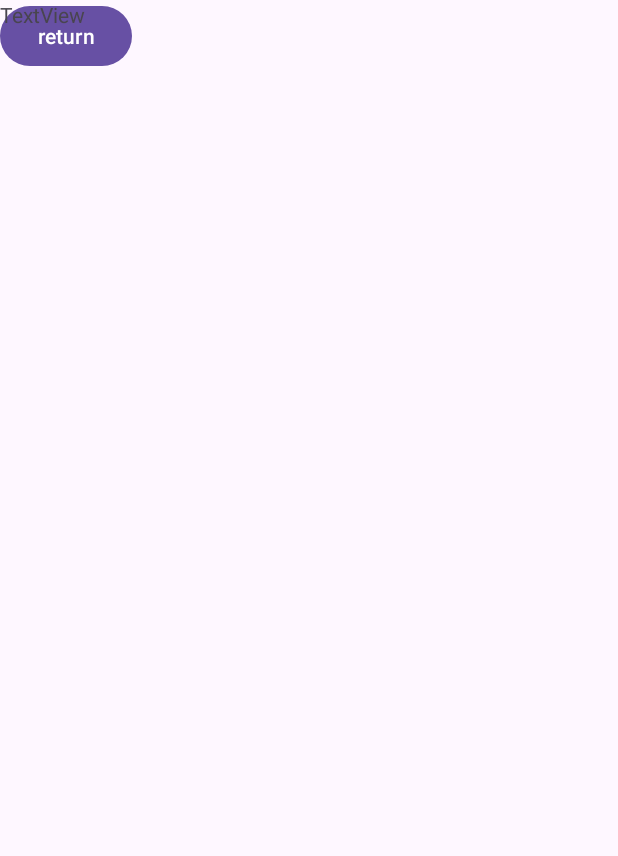
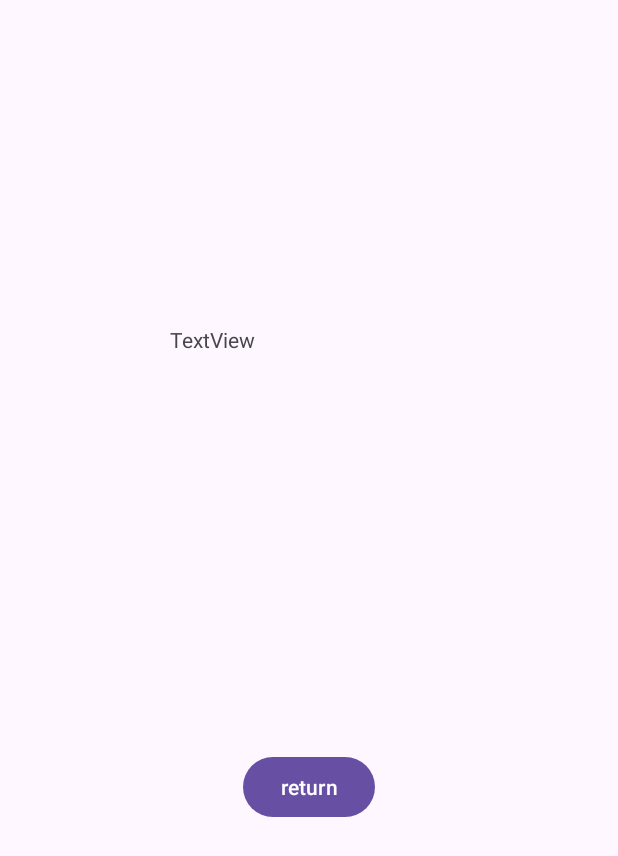
Before and after one commit to konan-pbl-2025/Mr_Q, an Android app: the layout activity_result.xml on its own in the app's theme, with its tools: preview values and no code run, on a phone screen of 412 x 824 dp. Shown: the top 856 px of the screen. Run offline under Robolectric (Android 15) with nearby library versions, the light colour scheme and no system bars.

Commit message:
result画面追加

```diff
--- a/app/src/main/java/com/example/mr_q/ResultActivity.java
+++ b/app/src/main/java/com/example/mr_q/ResultActivity.java
@@ -22,13 +22,13 @@ public class ResultActivity extends AppCompatActivity {
         setContentView(R.layout.activity_result);
 
         // レイアウトの TextView を取得
-        resultText = findViewById(R.id.resultText);
+        //resultText = findViewById(R.id.resultText);
 
         // Intent からスコアを取得
-        int score = getIntent().getIntExtra("score", 0);
+        //int score = getIntent().getIntExtra("score", 0);
 
         // 結果を表示
-        resultText.setText("ゲーム終了！あなたのスコアは: " + score + "/10");
+        //resultText.setText("ゲーム終了！あなたのスコアは: " + score + "/10");
 
         Button ReturnButton = findViewById(R.id.returnButton);
 
--- a/app/src/main/res/layout/activity_result.xml
+++ b/app/src/main/res/layout/activity_result.xml
@@ -1,5 +1,6 @@
 <?xml version="1.0" encoding="utf-8"?>
 <androidx.constraintlayout.widget.ConstraintLayout xmlns:android="http://schemas.android.com/apk/res/android"
+    xmlns:app="http://schemas.android.com/apk/res-auto"
     xmlns:tools="http://schemas.android.com/tools"
     android:layout_width="match_parent"
     android:layout_height="match_parent">
@@ -9,14 +10,20 @@
         android:layout_width="wrap_content"
         android:layout_height="wrap_content"
         android:text="return"
-        tools:layout_editor_absoluteX="162dp"
-        tools:layout_editor_absoluteY="478dp" />
+        app:layout_constraintBottom_toBottomOf="parent"
+        app:layout_constraintEnd_toEndOf="parent"
+        app:layout_constraintStart_toStartOf="parent"
+        app:layout_constraintTop_toTopOf="parent"
+        app:layout_constraintVertical_bias="0.645" />
 
     <TextView
         android:id="@+id/resultText"
-        android:layout_width="252dp"
-        android:layout_height="37dp"
+        android:layout_width="184dp"
+        android:layout_height="68dp"
         android:text="TextView"
-        tools:layout_editor_absoluteX="79dp"
-        tools:layout_editor_absoluteY="183dp" />
+        app:layout_constraintBottom_toTopOf="@+id/returnButton"
+        app:layout_constraintEnd_toEndOf="parent"
+        app:layout_constraintHorizontal_bias="0.498"
+        app:layout_constraintStart_toStartOf="parent"
+        app:layout_constraintTop_toTopOf="parent" />
 </androidx.constraintlayout.widget.ConstraintLayout>
--- /dev/null
+++ b/app/src/main/res/values/refs.xml
@@ -0,0 +1,2 @@
+<?xml version="1.0" encoding="utf-8"?>
+<resources></resources>
```
